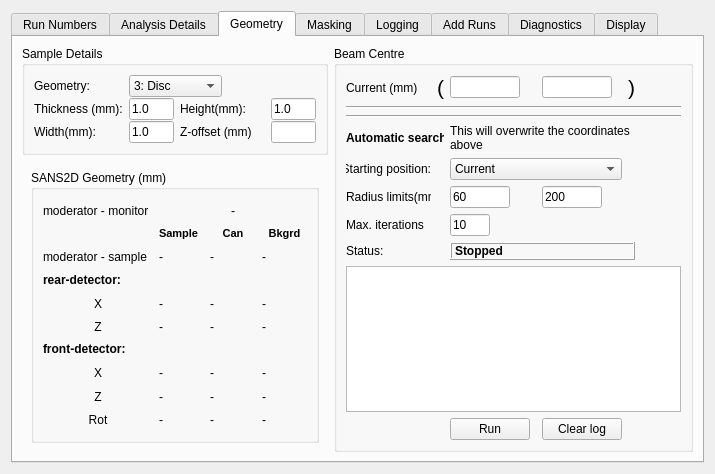
Old version of the form Code/Mantid/MantidQt/CustomInterfaces/inc/MantidQtCustomInterfaces/SANSRunWindow.ui in the repository mantidproject/mantid.
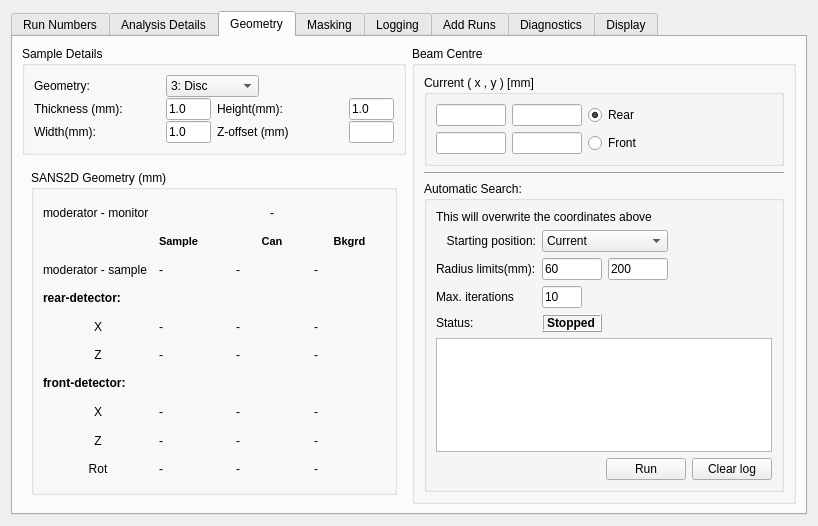
New version of the form. The open tabs and pages were chosen to show the change. Custom widgets are drawn as their Qt base class.

Commit message: SANS: BeamCentre support for high angle detectors bank

Diff of the .ui file:
```diff
--- a/Code/Mantid/MantidQt/CustomInterfaces/inc/MantidQtCustomInterfaces/SANSRunWindow.ui
+++ b/Code/Mantid/MantidQt/CustomInterfaces/inc/MantidQtCustomInterfaces/SANSRunWindow.ui
@@ -6,8 +6,8 @@
    <rect>
     <x>0</x>
     <y>0</y>
-    <width>715</width>
-    <height>474</height>
+    <width>818</width>
+    <height>526</height>
    </rect>
   </property>
   <property name="sizePolicy">
@@ -2085,254 +2085,6 @@
          </layout>
         </widget>
        </item>
-       <item row="0" column="1" rowspan="2">
-        <widget class="QGroupBox" name="groupBox_13">
-         <property name="title">
-          <string>Beam Centre</string>
-         </property>
-         <property name="flat">
-          <bool>false</bool>
-         </property>
-         <property name="checkable">
-          <bool>false</bool>
-         </property>
-         <layout class="QGridLayout" name="gridLayout_8">
-          <item row="0" column="6">
-           <spacer name="horizontalSpacer_7">
-            <property name="orientation">
-             <enum>Qt::Horizontal</enum>
-            </property>
-            <property name="sizeType">
-             <enum>QSizePolicy::MinimumExpanding</enum>
-            </property>
-            <property name="sizeHint" stdset="0">
-             <size>
-              <width>40</width>
-              <height>20</height>
-             </size>
-            </property>
-           </spacer>
-          </item>
-          <item row="0" column="0">
-           <widget class="QLabel" name="label_51">
-            <property name="text">
-             <string>Current (mm)</string>
-            </property>
-           </widget>
-          </item>
-          <item row="0" column="1">
-           <widget class="QLabel" name="label_32">
-            <property name="font">
-             <font>
-              <pointsize>16</pointsize>
-             </font>
-            </property>
-            <property name="text">
-             <string>(</string>
-            </property>
-           </widget>
-          </item>
-          <item row="0" column="4">
-           <widget class="QLineEdit" name="beam_y">
-            <property name="maximumSize">
-             <size>
-              <width>70</width>
-              <height>16777215</height>
-             </size>
-            </property>
-           </widget>
-          </item>
-          <item row="0" column="5">
-           <widget class="QLabel" name="label_44">
-            <property name="font">
-             <font>
-              <pointsize>16</pointsize>
-             </font>
-            </property>
-            <property name="text">
-             <string>)</string>
-            </property>
-           </widget>
-          </item>
-          <item row="5" column="0">
-           <widget class="QLabel" name="label_56">
-            <property name="text">
-             <string>Starting position:</string>
-            </property>
-            <property name="alignment">
-             <set>Qt::AlignRight|Qt::AlignTrailing|Qt::AlignVCenter</set>
-            </property>
-           </widget>
-          </item>
-          <item row="5" column="2" colspan="3">
-           <widget class="QComboBox" name="beamstart_box">
-            <property name="currentIndex">
-             <number>1</number>
-            </property>
-            <item>
-             <property name="text">
-              <string>Auto Find</string>
-             </property>
-            </item>
-            <item>
-             <property name="text">
-              <string>Current</string>
-             </property>
-            </item>
-           </widget>
-          </item>
-          <item row="6" column="0">
-           <widget class="QLabel" name="label_57">
-            <property name="text">
-             <string>Radius limits(mm):</string>
-            </property>
-           </widget>
-          </item>
-          <item row="6" column="2">
-           <widget class="QLineEdit" name="beam_rmin">
-            <property name="maximumSize">
-             <size>
-              <width>60</width>
-              <height>16777215</height>
-             </size>
-            </property>
-            <property name="text">
-             <string>60</string>
-            </property>
-           </widget>
-          </item>
-          <item row="6" column="4">
-           <widget class="QLineEdit" name="beam_rmax">
-            <property name="maximumSize">
-             <size>
-              <width>60</width>
-              <height>16777215</height>
-             </size>
-            </property>
-            <property name="text">
-             <string>200</string>
-            </property>
-           </widget>
-          </item>
-          <item row="2" column="0" colspan="7">
-           <widget class="Line" name="line">
-            <property name="orientation">
-             <enum>Qt::Horizontal</enum>
-            </property>
-           </widget>
-          </item>
-          <item row="3" column="0" colspan="7">
-           <widget class="Line" name="line_3">
-            <property name="orientation">
-             <enum>Qt::Horizontal</enum>
-            </property>
-           </widget>
-          </item>
-          <item row="4" column="0" colspan="2">
-           <widget class="QLabel" name="label_30">
-            <property name="text">
-             <string>&lt;!DOCTYPE HTML PUBLIC &quot;-//W3C//DTD HTML 4.0//EN&quot; &quot;http://www.w3.org/TR/REC-html40/strict.dtd&quot;&gt;
-&lt;html&gt;&lt;head&gt;&lt;meta name=&quot;qrichtext&quot; content=&quot;1&quot; /&gt;&lt;style type=&quot;text/css&quot;&gt;
-p, li { white-space: pre-wrap; }
-&lt;/style&gt;&lt;/head&gt;&lt;body style=&quot; font-family:'Sans Serif'; font-size:9pt; font-weight:400; font-style:normal;&quot;&gt;
-&lt;p style=&quot; margin-top:0px; margin-bottom:0px; margin-left:0px; margin-right:0px; -qt-block-indent:0; text-indent:0px;&quot;&gt;&lt;span style=&quot; font-weight:600;&quot;&gt;Automatic search:&lt;/span&gt;&lt;/p&gt;&lt;/body&gt;&lt;/html&gt;</string>
-            </property>
-           </widget>
-          </item>
-          <item row="4" column="2" colspan="4">
-           <widget class="QLabel" name="label_59">
-            <property name="text">
-             <string>This will overwrite the coordinates above</string>
-            </property>
-            <property name="wordWrap">
-             <bool>true</bool>
-            </property>
-           </widget>
-          </item>
-          <item row="7" column="0">
-           <widget class="QLabel" name="label_60">
-            <property name="text">
-             <string>Max. iterations</string>
-            </property>
-           </widget>
-          </item>
-          <item row="7" column="2">
-           <widget class="QLineEdit" name="beam_iter">
-            <property name="maximumSize">
-             <size>
-              <width>40</width>
-              <height>16777215</height>
-             </size>
-            </property>
-            <property name="text">
-             <string>10</string>
-            </property>
-           </widget>
-          </item>
-          <item row="10" column="0">
-           <widget class="QLabel" name="label_35">
-            <property name="text">
-             <string>Status: </string>
-            </property>
-           </widget>
-          </item>
-          <item row="10" column="2" colspan="4">
-           <widget class="QLabel" name="centre_stat">
-            <property name="frameShape">
-             <enum>QFrame::Box</enum>
-            </property>
-            <property name="frameShadow">
-             <enum>QFrame::Raised</enum>
-            </property>
-            <property name="text">
-             <string>&lt;!DOCTYPE HTML PUBLIC &quot;-//W3C//DTD HTML 4.0//EN&quot; &quot;http://www.w3.org/TR/REC-html40/strict.dtd&quot;&gt;
-&lt;html&gt;&lt;head&gt;&lt;meta name=&quot;qrichtext&quot; content=&quot;1&quot; /&gt;&lt;style type=&quot;text/css&quot;&gt;
-p, li { white-space: pre-wrap; }
-&lt;/style&gt;&lt;/head&gt;&lt;body style=&quot; font-family:'Sans Serif'; font-size:9pt; font-weight:400; font-style:normal;&quot;&gt;
-&lt;p style=&quot; margin-top:0px; margin-bottom:0px; margin-left:0px; margin-right:0px; -qt-block-indent:0; text-indent:0px;&quot;&gt;&lt;span style=&quot; font-weight:600;&quot;&gt;Stopped&lt;/span&gt;&lt;/p&gt;&lt;/body&gt;&lt;/html&gt;</string>
-            </property>
-            <property name="textFormat">
-             <enum>Qt::RichText</enum>
-            </property>
-           </widget>
-          </item>
-          <item row="11" column="0" colspan="7">
-           <widget class="QTextBrowser" name="centre_logging">
-            <property name="openLinks">
-             <bool>false</bool>
-            </property>
-           </widget>
-          </item>
-          <item row="12" column="4">
-           <widget class="QPushButton" name="clear_log">
-            <property name="text">
-             <string>Clear log</string>
-            </property>
-           </widget>
-          </item>
-          <item row="12" column="2">
-           <widget class="QPushButton" name="runcentreBtn">
-            <property name="text">
-             <string>Run</string>
-            </property>
-           </widget>
-          </item>
-          <item row="0" column="2">
-           <widget class="QLineEdit" name="beam_x">
-            <property name="maximumSize">
-             <size>
-              <width>70</width>
-              <height>16777215</height>
-             </size>
-            </property>
-            <property name="text">
-             <string/>
-            </property>
-           </widget>
-          </item>
-         </layout>
-        </widget>
-       </item>
        <item row="1" column="0">
         <widget class="QStackedWidget" name="geom_stack">
          <property name="sizePolicy">
@@ -3035,6 +2787,291 @@
          </widget>
         </widget>
        </item>
+       <item row="0" column="1" rowspan="2">
+        <widget class="QGroupBox" name="groupBox_13">
+         <property name="title">
+          <string>Beam Centre</string>
+         </property>
+         <property name="flat">
+          <bool>false</bool>
+         </property>
+         <property name="checkable">
+          <bool>false</bool>
+         </property>
+         <layout class="QVBoxLayout" name="verticalLayout_12" stretch="1,1,2">
+          <item>
+           <widget class="QGroupBox" name="groupBox_12">
+            <property name="title">
+             <string>Current ( x , y ) [mm]</string>
+            </property>
+            <layout class="QGridLayout" name="gridLayout_31">
+             <item row="0" column="0">
+              <widget class="QLineEdit" name="rear_beam_x">
+               <property name="maximumSize">
+                <size>
+                 <width>70</width>
+                 <height>16777215</height>
+                </size>
+               </property>
+               <property name="text">
+                <string/>
+               </property>
+              </widget>
+             </item>
+             <item row="0" column="1">
+              <widget class="QLineEdit" name="rear_beam_y">
+               <property name="maximumSize">
+                <size>
+                 <width>70</width>
+                 <height>16777215</height>
+                </size>
+               </property>
+              </widget>
+             </item>
+             <item row="0" column="2">
+              <widget class="QRadioButton" name="rear_radio">
+               <property name="text">
+                <string>Rear</string>
+               </property>
+               <property name="checked">
+                <bool>true</bool>
+               </property>
+              </widget>
+             </item>
+             <item row="1" column="0">
+              <widget class="QLineEdit" name="front_beam_x">
+               <property name="maximumSize">
+                <size>
+                 <width>70</width>
+                 <height>16777215</height>
+                </size>
+               </property>
+               <property name="text">
+                <string/>
+               </property>
+              </widget>
+             </item>
+             <item row="1" column="1">
+              <widget class="QLineEdit" name="front_beam_y">
+               <property name="maximumSize">
+                <size>
+                 <width>70</width>
+                 <height>16777215</height>
+                </size>
+               </property>
+              </widget>
+             </item>
+             <item row="1" column="2">
+              <widget class="QRadioButton" name="front_radio">
+               <property name="text">
+                <string>Front</string>
+               </property>
+              </widget>
+             </item>
+            </layout>
+            <zorder>rear_beam_y</zorder>
+            <zorder>rear_radio</zorder>
+            <zorder>front_beam_y</zorder>
+            <zorder>front_beam_x</zorder>
+            <zorder>front_radio</zorder>
+            <zorder>rear_beam_x</zorder>
+           </widget>
+          </item>
+          <item>
+           <widget class="Line" name="line_3">
+            <property name="orientation">
+             <enum>Qt::Horizontal</enum>
+            </property>
+           </widget>
+          </item>
+          <item>
+           <widget class="QGroupBox" name="groupBox_8">
+            <property name="title">
+             <string>Automatic Search:</string>
+            </property>
+            <layout class="QVBoxLayout" name="verticalLayout_3">
+             <item>
+              <widget class="QLabel" name="label_59">
+               <property name="text">
+                <string>This will overwrite the coordinates above</string>
+               </property>
+               <property name="wordWrap">
+                <bool>true</bool>
+               </property>
+              </widget>
+             </item>
+             <item>
+              <layout class="QHBoxLayout" name="horizontalLayout_19">
+               <item>
+                <layout class="QGridLayout" name="gridLayout_8">
+                 <item row="0" column="0">
+                  <widget class="QLabel" name="label_56">
+                   <property name="text">
+                    <string>Starting position:</string>
+                   </property>
+                   <property name="alignment">
+                    <set>Qt::AlignRight|Qt::AlignTrailing|Qt::AlignVCenter</set>
+                   </property>
+                  </widget>
+                 </item>
+                 <item row="0" column="1" colspan="2">
+                  <widget class="QComboBox" name="beamstart_box">
+                   <property name="currentIndex">
+                    <number>1</number>
+                   </property>
+                   <item>
+                    <property name="text">
+                     <string>Auto Find</string>
+                    </property>
+                   </item>
+                   <item>
+                    <property name="text">
+                     <string>Current</string>
+                    </property>
+                   </item>
+                  </widget>
+                 </item>
+                 <item row="1" column="0">
+                  <widget class="QLabel" name="label_57">
+                   <property name="text">
+                    <string>Radius limits(mm):</string>
+                   </property>
+                  </widget>
+                 </item>
+                 <item row="1" column="1">
+                  <widget class="QLineEdit" name="beam_rmin">
+                   <property name="maximumSize">
+                    <size>
+                     <width>60</width>
+                     <height>16777215</height>
+                    </size>
+                   </property>
+                   <property name="text">
+                    <string>60</string>
+                   </property>
+                  </widget>
+                 </item>
+                 <item row="1" column="2">
+                  <widget class="QLineEdit" name="beam_rmax">
+                   <property name="maximumSize">
+                    <size>
+                     <width>60</width>
+                     <height>16777215</height>
+                    </size>
+                   </property>
+                   <property name="text">
+                    <string>200</string>
+                   </property>
+                  </widget>
+                 </item>
+                 <item row="2" column="0">
+                  <widget class="QLabel" name="label_60">
+                   <property name="text">
+                    <string>Max. iterations</string>
+                   </property>
+                  </widget>
+                 </item>
+                 <item row="2" column="1">
+                  <widget class="QLineEdit" name="beam_iter">
+                   <property name="maximumSize">
+                    <size>
+                     <width>40</width>
+                     <height>16777215</height>
+                    </size>
+                   </property>
+                   <property name="text">
+                    <string>10</string>
+                   </property>
+                  </widget>
+                 </item>
+                 <item row="3" column="0">
+                  <widget class="QLabel" name="label_35">
+                   <property name="text">
+                    <string>Status: </string>
+                   </property>
+                  </widget>
+                 </item>
+                 <item row="3" column="1">
+                  <widget class="QLabel" name="centre_stat">
+                   <property name="frameShape">
+                    <enum>QFrame::Box</enum>
+                   </property>
+                   <property name="frameShadow">
+                    <enum>QFrame::Raised</enum>
+                   </property>
+                   <property name="text">
+                    <string>&lt;!DOCTYPE HTML PUBLIC &quot;-//W3C//DTD HTML 4.0//EN&quot; &quot;http://www.w3.org/TR/REC-html40/strict.dtd&quot;&gt;
+&lt;html&gt;&lt;head&gt;&lt;meta name=&quot;qrichtext&quot; content=&quot;1&quot; /&gt;&lt;style type=&quot;text/css&quot;&gt;
+p, li { white-space: pre-wrap; }
+&lt;/style&gt;&lt;/head&gt;&lt;body style=&quot; font-family:'Sans Serif'; font-size:9pt; font-weight:400; font-style:normal;&quot;&gt;
+&lt;p style=&quot; margin-top:0px; margin-bottom:0px; margin-left:0px; margin-right:0px; -qt-block-indent:0; text-indent:0px;&quot;&gt;&lt;span style=&quot; font-weight:600;&quot;&gt;Stopped&lt;/span&gt;&lt;/p&gt;&lt;/body&gt;&lt;/html&gt;</string>
+                   </property>
+                   <property name="textFormat">
+                    <enum>Qt::RichText</enum>
+                   </property>
+                  </widget>
+                 </item>
+                </layout>
+               </item>
+               <item>
+                <spacer name="horizontalSpacer_7">
+                 <property name="orientation">
+                  <enum>Qt::Horizontal</enum>
+                 </property>
+                 <property name="sizeHint" stdset="0">
+                  <size>
+                   <width>40</width>
+                   <height>20</height>
+                  </size>
+                 </property>
+                </spacer>
+               </item>
+              </layout>
+             </item>
+             <item>
+              <widget class="QTextBrowser" name="centre_logging">
+               <property name="openLinks">
+                <bool>false</bool>
+               </property>
+              </widget>
+             </item>
+             <item>
+              <layout class="QHBoxLayout" name="horizontalLayout_23">
+               <item>
+                <spacer name="horizontalSpacer_24">
+                 <property name="orientation">
+                  <enum>Qt::Horizontal</enum>
+                 </property>
+                 <property name="sizeHint" stdset="0">
+                  <size>
+                   <width>40</width>
+                   <height>20</height>
+                  </size>
+                 </property>
+                </spacer>
+               </item>
+               <item>
+                <widget class="QPushButton" name="runcentreBtn">
+                 <property name="text">
+                  <string>Run</string>
+                 </property>
+                </widget>
+               </item>
+               <item>
+                <widget class="QPushButton" name="clear_log">
+                 <property name="text">
+                  <string>Clear log</string>
+                 </property>
+                </widget>
+               </item>
+              </layout>
+             </item>
+            </layout>
+           </widget>
+          </item>
+         </layout>
+        </widget>
+       </item>
       </layout>
      </widget>
      <widget class="QWidget" name="tab_3">
```
Left out of the diff: 9 changed lines with no effect on the pictures. The commit also changes 4 other files.
